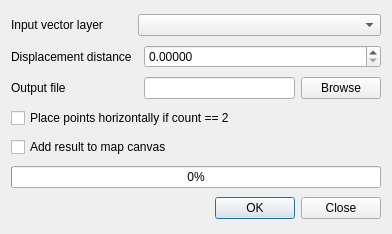
The window that shiftpointsdialogbase.ui (GEO-IASS/shiftpoints) describes before a commit, drawn with Qt 5.
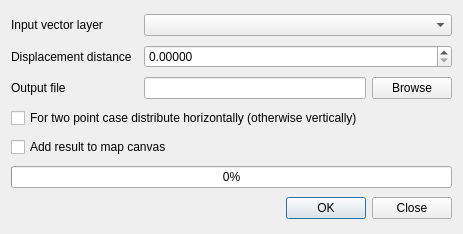
The same window after the commit.

Commit message: better wording for GUI option translations update

What changed in the file:
```diff
--- a/shiftpointsdialogbase.ui
+++ b/shiftpointsdialogbase.ui
@@ -6,7 +6,7 @@
    <rect>
     <x>0</x>
     <y>0</y>
-    <width>392</width>
+    <width>463</width>
     <height>234</height>
    </rect>
   </property>
@@ -21,7 +21,7 @@
      </property>
     </widget>
    </item>
-   <item row="0" column="1" colspan="2">
+   <item row="0" column="2">
     <widget class="QComboBox" name="cmbInputLayer"/>
    </item>
    <item row="2" column="0" colspan="2">
@@ -86,7 +86,7 @@
    <item row="3" column="0" colspan="3">
     <widget class="QCheckBox" name="chkRotate">
      <property name="text">
-      <string>Place points horizontally if count == 2</string>
+      <string>For two point case distribute horizontally (otherwise vertically)</string>
      </property>
     </widget>
    </item>
```
The commit also changes 2 other files.
